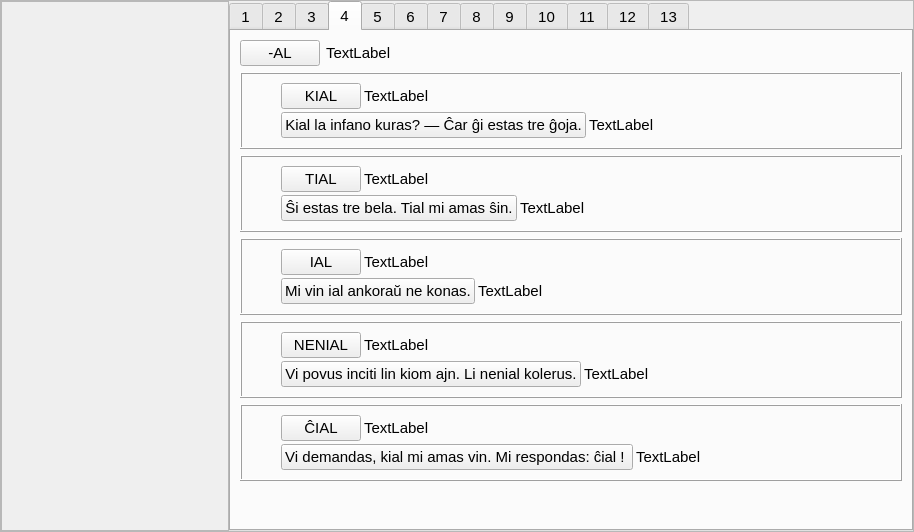
Qt form lec06.ui (antono/kurso-de-esperanto) before a commit.
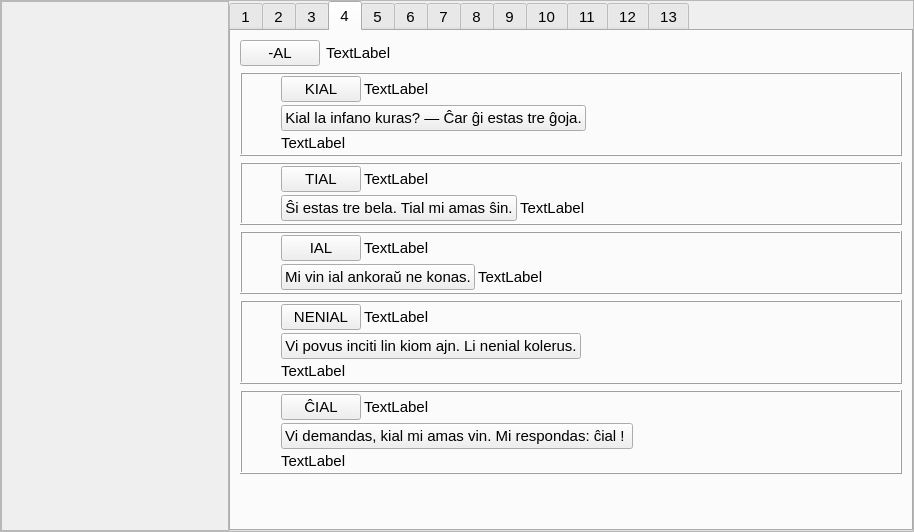
The same form after that commit. The open tabs and pages were chosen to show the change. Icons and pictures are not drawn. Custom widgets are drawn as their Qt base class.

What changed in the file:
```diff
--- a/lec06.ui
+++ b/lec06.ui
@@ -1409,9 +1409,18 @@
           <property name="spacing">
            <number>6</number>
           </property>
-          <property name="margin">
+          <property name="leftMargin">
            <number>9</number>
           </property>
+          <property name="topMargin">
+           <number>2</number>
+          </property>
+          <property name="rightMargin">
+           <number>9</number>
+          </property>
+          <property name="bottomMargin">
+           <number>2</number>
+          </property>
           <item>
            <layout class="QHBoxLayout" name="horizontalLayout_84">
             <item>
@@ -1436,7 +1445,7 @@
                <number>3</number>
               </property>
               <item>
-               <layout class="QHBoxLayout" name="horizontalLayout_85">
+               <layout class="QHBoxLayout" name="horizontalLayout_85" stretch="3,1">
                 <item>
                  <widget class="klakbutono" name="Lec06_Button19">
                   <property name="sizePolicy">
@@ -1463,7 +1472,7 @@
                </layout>
               </item>
               <item>
-               <layout class="QHBoxLayout" name="horizontalLayout_86">
+               <layout class="QVBoxLayout" name="verticalLayout_41">
                 <item>
                  <widget class="klakbutono" name="Lec06_Button20">
                   <property name="sizePolicy">
@@ -1508,9 +1517,18 @@
           <property name="spacing">
            <number>6</number>
           </property>
-          <property name="margin">
+          <property name="leftMargin">
            <number>9</number>
           </property>
+          <property name="topMargin">
+           <number>2</number>
+          </property>
+          <property name="rightMargin">
+           <number>9</number>
+          </property>
+          <property name="bottomMargin">
+           <number>2</number>
+          </property>
           <item>
            <layout class="QHBoxLayout" name="horizontalLayout_81">
             <item>
@@ -1607,9 +1625,18 @@
           <property name="spacing">
            <number>6</number>
           </property>
-          <property name="margin">
+          <property name="leftMargin">
            <number>9</number>
           </property>
+          <property name="topMargin">
+           <number>2</number>
+          </property>
+          <property name="rightMargin">
+           <number>9</number>
+          </property>
+          <property name="bottomMargin">
+           <number>2</number>
+          </property>
           <item>
            <layout class="QHBoxLayout" name="horizontalLayout_90">
             <item>
@@ -1634,7 +1661,7 @@
                <number>3</number>
               </property>
               <item>
-               <layout class="QHBoxLayout" name="horizontalLayout_91">
+               <layout class="QHBoxLayout" name="horizontalLayout_91" stretch="3,1">
                 <item>
                  <widget class="klakbutono" name="Lec06_Button43">
                   <property name="sizePolicy">
@@ -1661,7 +1688,7 @@
                </layout>
               </item>
               <item>
-               <layout class="QHBoxLayout" name="horizontalLayout_92">
+               <layout class="QHBoxLayout" name="horizontalLayout_92" stretch="3,1">
                 <item>
                  <widget class="klakbutono" name="Lec06_Button44">
                   <property name="sizePolicy">
@@ -1706,9 +1733,18 @@
           <property name="spacing">
            <number>6</number>
           </property>
-          <property name="margin">
+          <property name="leftMargin">
            <number>9</number>
           </property>
+          <property name="topMargin">
+           <number>2</number>
+          </property>
+          <property name="rightMargin">
+           <number>9</number>
+          </property>
+          <property name="bottomMargin">
+           <number>2</number>
+          </property>
           <item>
            <layout class="QHBoxLayout" name="horizontalLayout_87">
             <item>
@@ -1760,7 +1796,7 @@
                </layout>
               </item>
               <item>
-               <layout class="QHBoxLayout" name="horizontalLayout_89">
+               <layout class="QVBoxLayout" name="verticalLayout_42">
                 <item>
                  <widget class="klakbutono" name="Lec06_Button24">
                   <property name="sizePolicy">
@@ -1805,9 +1841,18 @@
           <property name="spacing">
            <number>6</number>
           </property>
-          <property name="margin">
+          <property name="leftMargin">
            <number>9</number>
           </property>
+          <property name="topMargin">
+           <number>2</number>
+          </property>
+          <property name="rightMargin">
+           <number>9</number>
+          </property>
+          <property name="bottomMargin">
+           <number>2</number>
+          </property>
           <item>
            <layout class="QHBoxLayout" name="horizontalLayout_93">
             <item>
@@ -1859,7 +1904,7 @@
                </layout>
               </item>
               <item>
-               <layout class="QHBoxLayout" name="horizontalLayout_95">
+               <layout class="QVBoxLayout" name="verticalLayout_43">
                 <item>
                  <widget class="klakbutono" name="Lec06_Button26">
                   <property name="sizePolicy">
@@ -3670,11 +3715,6 @@
    <extends>QLabel</extends>
    <header>titolo.h</header>
   </customwidget>
-  <customwidget>
-   <class>cx_edit</class>
-   <extends>QLineEdit</extends>
-   <header>cx_edit.h</header>
-  </customwidget>
   <customwidget>
    <class>panelo</class>
    <extends>QFrame</extends>
@@ -3690,6 +3730,11 @@
    <header>vortoludo.h</header>
    <container>1</container>
   </customwidget>
+  <customwidget>
+   <class>cx_edit</class>
+   <extends>QLineEdit</extends>
+   <header>cx_edit.h</header>
+  </customwidget>
   <customwidget>
    <class>audkompreno</class>
    <extends>QFrame</extends>
```
Left out of the diff: 322 changed lines with no effect on the pictures. Lines whose indentation alone changed are shown as unchanged.
